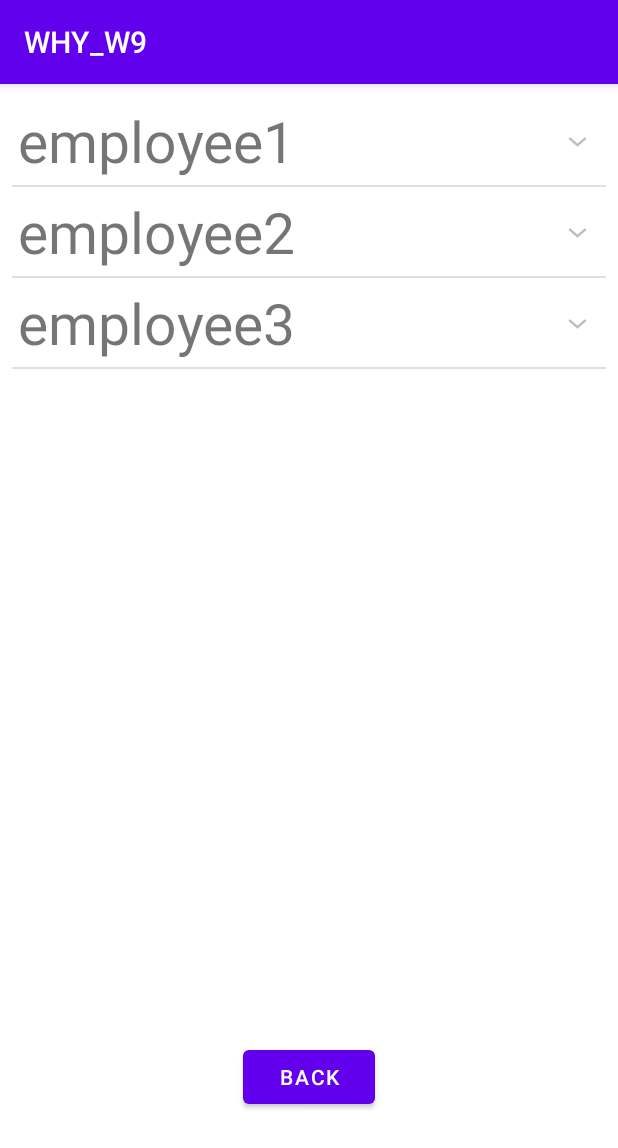
After one commit to Jc2375/WHY_W9, an Android app: the EmployeePayroll screen opened directly, with no data from a screen before it, on a phone screen of 412 x 824 dp. The commit adds this screen. Shown: the top 1148 px of the screen. Run offline under Robolectric (Android 15) with nearby library versions, the phone set to English and light mode, and no system bars.

Commit message:
Made a payroll screen for manager

```diff
--- /dev/null
+++ b/app/src/main/java/com/example/why_w9/EmployeePayroll.java
@@ -0,0 +1,54 @@
+package com.example.why_w9;
+
+import androidx.appcompat.app.AppCompatActivity;
+
+import android.content.Intent;
+import android.os.Bundle;
+import android.view.View;
+import android.widget.ExpandableListView;
+
+import java.util.ArrayList;
+import java.util.HashMap;
+import java.util.List;
+
+public class EmployeePayroll extends AppCompatActivity {
+    ExpandableListViewAdapter listViewAdapter;
+    ExpandableListView expandableListView;
+    List<String> nameList;
+    HashMap<String,List<String>> payroll_Info;
+    @Override
+    protected void onCreate(Bundle savedInstanceState) {
+        super.onCreate(savedInstanceState);
+        setContentView(R.layout.activity_employee_payroll);
+
+        expandableListView = findViewById(R.id.exListView);
+        make_payroll();
+        listViewAdapter = new ExpandableListViewAdapter(this,nameList,payroll_Info);
+        expandableListView.setAdapter(listViewAdapter);
+    }
+
+    public void make_payroll(){
+        nameList = new ArrayList<String>();
+        payroll_Info = new HashMap<String,List<String>>();
+
+        nameList.add("employee1");
+        nameList.add("employee2");
+        nameList.add("employee3");
+
+        List<String> info = new ArrayList<>();
+        info.add("Role:");
+        info.add("Hourly Rate:");
+        info.add("Hours worked this week:");
+        info.add("Pay this week:");
+
+
+        payroll_Info.put(nameList.get(0),info);
+        payroll_Info.put(nameList.get(1),info);
+        payroll_Info.put(nameList.get(2),info);
+
+    }
+    public void backtoOptions(View v){
+        Intent intent = new Intent(EmployeePayroll.this, ManageEmployeeOptions.class);
+        startActivity(intent);
+    }
+}
--- /dev/null
+++ b/app/src/main/java/com/example/why_w9/ExpandableListViewAdapter.java
@@ -0,0 +1,87 @@
+package com.example.why_w9;
+
+import android.content.Context;
+import android.view.LayoutInflater;
+import android.view.View;
+import android.view.ViewGroup;
+import android.widget.BaseExpandableListAdapter;
+import android.widget.TextView;
+
+import java.util.HashMap;
+import java.util.List;
+
+public class ExpandableListViewAdapter extends BaseExpandableListAdapter {
+    private Context context;
+    private List<String> namesList;
+    private HashMap<String,List<String>> infoList;
+
+    public ExpandableListViewAdapter(Context context, List<String> namesList, HashMap<String, List<String>> infoList) {
+        this.context = context;
+        this.namesList = namesList;
+        this.infoList = infoList;
+    }
+
+    @Override
+    public int getGroupCount() {
+        return this.namesList.size();
+    }
+
+    @Override
+    public int getChildrenCount(int groupPosition) {
+        return this.infoList.get(this.namesList.get(groupPosition)).size();
+    }
+
+    @Override
+    public Object getGroup(int groupPosition) {
+        return this.namesList.get(groupPosition);
+    }
+
+    @Override
+    public Object getChild(int groupPosition, int childPosition) {
+        return this.infoList.get(this.namesList.get(groupPosition)).get(childPosition);
+    }
+
+    @Override
+    public long getGroupId(int groupPosition) {
+        return groupPosition;
+    }
+
+    @Override
+    public long getChildId(int groupPosition, int childPosition) {
+        return childPosition;
+    }
+
+    @Override
+    public boolean hasStableIds() {
+        return false;
+    }
+
+    @Override
+    public View getGroupView(int groupPosition, boolean isExpanded, View convertView, ViewGroup parent) {
+        String employeeName = (String) getGroup(groupPosition);
+        if (convertView==null){
+            LayoutInflater inflater = (LayoutInflater)this.context.getSystemService(Context.LAYOUT_INFLATER_SERVICE);
+            convertView = inflater.inflate(R.layout.name_list,null);
+        }
+        TextView employeeTV = convertView.findViewById(R.id.Name_tv);
+        employeeTV.setText(employeeName);
+        return convertView;
+    }
+
+    @Override
+    public View getChildView(int groupPosition, int childPosition, boolean isLastChild, View convertView, ViewGroup parent) {
+        String subinfo = (String) getChild(groupPosition,childPosition);
+        if (convertView==null){
+            LayoutInflater inflater = (LayoutInflater)this.context.getSystemService(Context.LAYOUT_INFLATER_SERVICE);
+            convertView = inflater.inflate(R.layout.subinfo_list,null);
+        }
+        TextView subinfoTV = convertView.findViewById(R.id.subinfo_tv);
+        subinfoTV.setText(subinfo);
+        return convertView;
+    }
+
+    @Override
+    public boolean isChildSelectable(int groupPosition, int childPosition) {
+        return true;
+    }
+}
--- /dev/null
+++ b/app/src/main/res/layout/activity_employee_payroll.xml
@@ -0,0 +1,33 @@
+<?xml version="1.0" encoding="utf-8"?>
+<LinearLayout xmlns:android="http://schemas.android.com/apk/res/android"
+    xmlns:app="http://schemas.android.com/apk/res-auto"
+    xmlns:tools="http://schemas.android.com/tools"
+    android:layout_width="match_parent"
+    android:layout_height="match_parent"
+    android:orientation="vertical"
+    android:padding = "8dp"
+    tools:context=".EmployeePayroll">
+
+    <ExpandableListView
+        android:id='@+id/exListView'
+        android:layout_width="match_parent"
+        android:layout_height="555dp"
+        android:layoutDirection="rtl" />
+
+    <androidx.constraintlayout.widget.ConstraintLayout
+        android:layout_width="match_parent"
+        android:layout_height="match_parent">
+
+        <Button
+            android:id="@+id/backBtn_payroll"
+            android:layout_width="wrap_content"
+            android:layout_height="wrap_content"
+            android:onClick="backtoOptions"
+            android:text="Back"
+            app:layout_constraintBottom_toBottomOf="parent"
+            app:layout_constraintEnd_toEndOf="parent"
+            app:layout_constraintStart_toStartOf="parent"
+            app:layout_constraintTop_toTopOf="parent" />
+    </androidx.constraintlayout.widget.ConstraintLayout>
+
+</LinearLayout>
--- a/app/src/main/res/layout/manager_home.xml
+++ b/app/src/main/res/layout/manager_home.xml
@@ -24,6 +24,7 @@
         android:id="@+id/BManageEmp"
         android:layout_width="wrap_content"
         android:layout_height="wrap_content"
+        android:onClick="toManagerOptions"
         android:text="Manage Employees"
         app:layout_constraintBottom_toBottomOf="parent"
         app:layout_constraintEnd_toEndOf="parent"
--- /dev/null
+++ b/app/src/main/res/layout/name_list.xml
@@ -0,0 +1,19 @@
+<?xml version="1.0" encoding="utf-8"?>
+<LinearLayout xmlns:android="http://schemas.android.com/apk/res/android"
+    android:orientation="vertical"
+    android:padding = "4dp"
+    android:gravity="center"
+    android:layout_width="match_parent"
+    android:layout_height="match_parent">
+
+    <TextView
+        android:layout_width="match_parent"
+        android:layout_height="wrap_content"
+        android:id = "@+id/Name_tv"
+        android:text="Name Text View"
+        android:textSize="38sp"
+
+
+        />
+
+</LinearLayout>
```
Also changed, not shown: app/src/main/AndroidManifest.xml (+9 -7 lines), app/src/main/java/com/example/why_w9/ManageEmployeeOptions.java (added, +22 -0 lines), app/src/main/java/com/example/why_w9/manager_home.java (+9 -2 lines), app/src/main/res/layout/activity_manage_employee_options.xml (added, +30 -0 lines), app/src/main/res/layout/subinfo_list.xml (added, +21 -0 lines).
